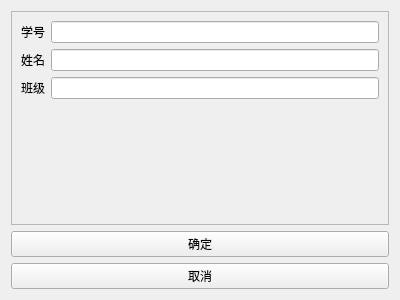
for-all-fistance/student_manager, file add_student.ui: the form before one commit.
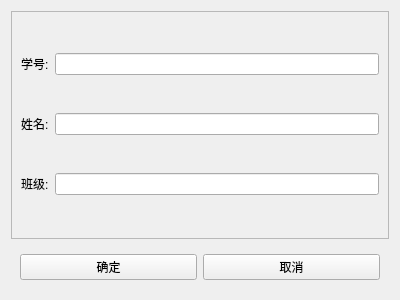
The form after the commit. Icons and pictures are not drawn.

```diff
--- a/add_student.ui
+++ b/add_student.ui
@@ -17,8 +17,8 @@
    <iconset resource="resources.qrc">
     <normaloff>:/school_motto.jpg</normaloff>:/school_motto.jpg</iconset>
   </property>
-  <layout class="QGridLayout" name="gridLayout">
-   <item row="0" column="0">
+  <layout class="QVBoxLayout" name="verticalLayout">
+   <item>
     <widget class="QScrollArea" name="scroll_area">
      <property name="widgetResizable">
       <bool>true</bool>
@@ -29,14 +29,14 @@
         <x>0</x>
         <y>0</y>
         <width>376</width>
-        <height>204</height>
+        <height>218</height>
        </rect>
       </property>
-      <layout class="QFormLayout" name="formLayout">
+      <layout class="QGridLayout" name="gridLayout">
        <item row="0" column="0">
         <widget class="QLabel" name="label">
          <property name="text">
-          <string>学号</string>
+          <string>学号:</string>
          </property>
         </widget>
        </item>
@@ -46,7 +46,7 @@
        <item row="1" column="0">
         <widget class="QLabel" name="label_2">
          <property name="text">
-          <string>姓名</string>
+          <string>姓名:</string>
          </property>
         </widget>
        </item>
@@ -56,7 +56,7 @@
        <item row="2" column="0">
         <widget class="QLabel" name="label_3">
          <property name="text">
-          <string>班级</string>
+          <string>班级:</string>
          </property>
         </widget>
        </item>
@@ -67,18 +67,24 @@
      </widget>
     </widget>
    </item>
-   <item row="2" column="0">
+   <item>
+    <widget class="QWidget" name="widget" native="true">
+     <layout class="QHBoxLayout" name="horizontalLayout">
+      <item>
     <widget class="QPushButton" name="new_stud_btn">
      <property name="text">
       <string>确定</string>
      </property>
     </widget>
    </item>
-   <item row="3" column="0">
+      <item>
     <widget class="QPushButton" name="cancel_btn">
      <property name="text">
       <string>取消</string>
      </property>
+       </widget>
+      </item>
+     </layout>
     </widget>
    </item>
   </layout>
```
Left out of the diff: 2 changed lines with no effect on the pictures. Lines whose indentation alone changed are shown as unchanged.
